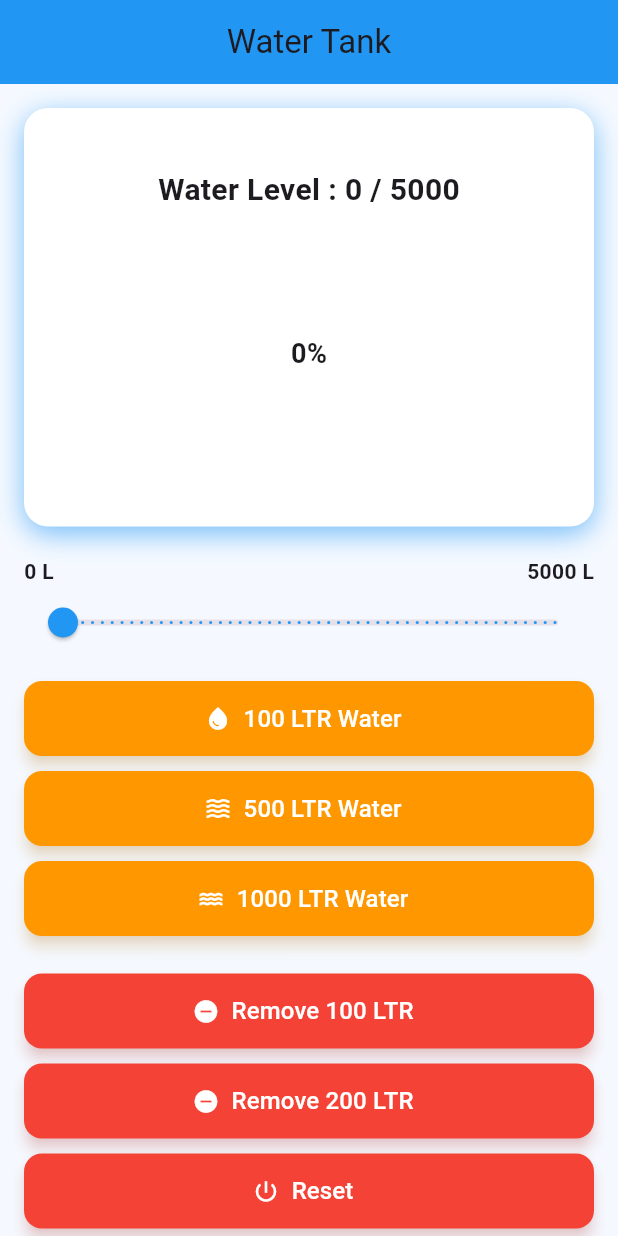
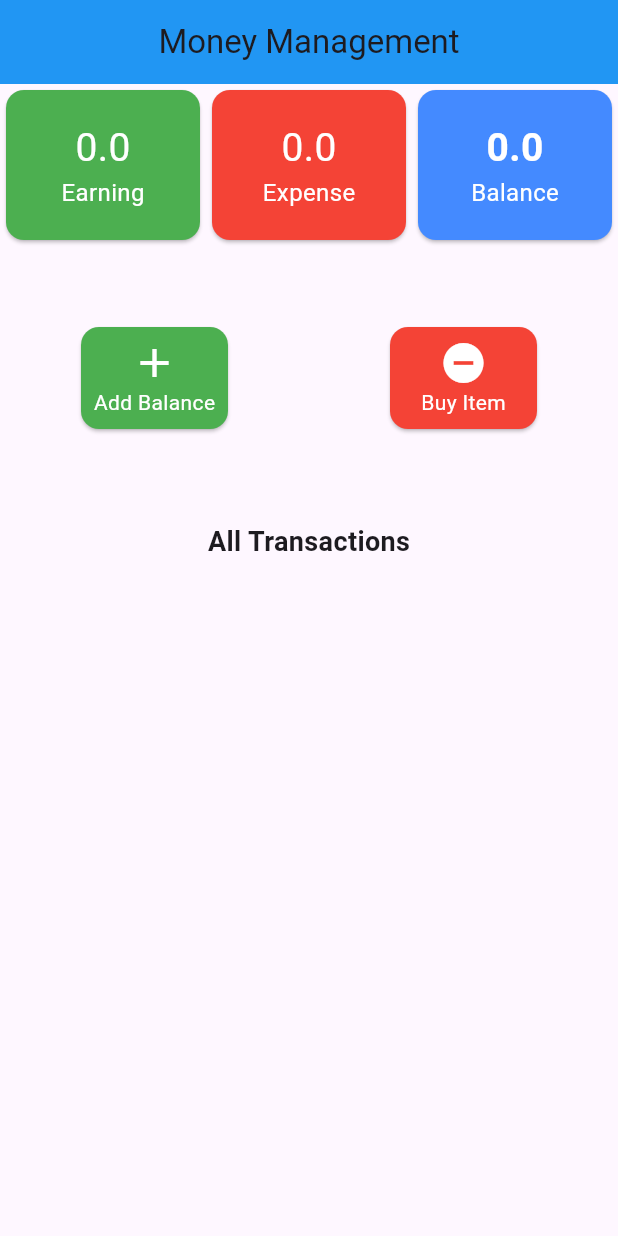
Before and after one commit to Motaher77899/List, a Flutter app: the screen it shows after launch, on a phone screen of 412 x 824 dp. Run offline on Flutter 3.47's test engine with Material 3 defaults, Android fonts, the phone set to English and light mode, and no system bars; drawn by our look-alikes of wave; our stand-ins replace percent_indicator.

Commit message:
MoneyManagement

```diff
--- /dev/null
+++ b/lib/MoneyManagment.dart
@@ -0,0 +1,468 @@
+// import 'package:flutter/material.dart';
+// class MoneyManagment extends StatefulWidget {
+//   const MoneyManagment({super.key});
+//
+//   @override
+//   State<MoneyManagment> createState() => _MoneyManagmentState();
+// }
+//
+// class _MoneyManagmentState extends State<MoneyManagment> with SingleTickerProviderStateMixin{
+//
+//   double _earning = 0;
+//   double _expense = 0;
+//   double _balance = 0;
+//   final List<Map<String, dynamic>> _earningList = [];
+//   final List<Map<String, dynamic>> _expenseList = [];
+//
+//   @override
+//
+//
+//
+//   //Add Balance
+//
+//   void _showAddBalanceDialog() {
+//     final TextEditingController _amountController = TextEditingController();
+//
+//     showDialog(
+//       context: context,
+//       builder: (context) => AlertDialog(
+//         title: const Text("Add Balance"),
+//         content: TextField(
+//           controller: _amountController,
+//           keyboardType: TextInputType.number,
+//           decoration: const InputDecoration(hintText: "Enter amount"),
+//         ),
+//         actions: [
+//           TextButton(
+//             onPressed: () => Navigator.pop(context),
+//             child: const Text("Cancel"),
+//           ),
+//           ElevatedButton(
+//             onPressed: () {
+//               double amount = double.tryParse(_amountController.text) ?? 0;
+//               if (amount > 0) {
+//                 setState(() {
+//                   _balance += amount;
+//                   _earning += amount; // চাইলে শুধু balance-এও রাখতে পারো
+//                 });
+//               }
+//               Navigator.pop(context);
+//             },
+//             child: const Text("Add"),
+//           ),
+//         ],
+//       ),
+//     );
+//   }
+//
+//
+//   //Remove Balance
+//
+//   void _showRemoveBalanceDialog() {
+//     final TextEditingController _amountController = TextEditingController();
+//
+//     showDialog(
+//       context: context,
+//       builder: (context) => AlertDialog(
+//         title: const Text("Remove Balance"),
+//         content: TextField(
+//           controller: _amountController,
+//           keyboardType: TextInputType.number,
+//           decoration: const InputDecoration(hintText: "Enter amount"),
+//         ),
+//         actions: [
+//           TextButton(
+//             onPressed: () => Navigator.pop(context),
+//             child: const Text("Cancel"),
+//           ),
+//           ElevatedButton(
+//             onPressed: () {
+//               double amount = double.tryParse(_amountController.text) ?? 0;
+//               if (amount > 0 && amount <= _balance) {
+//                 setState(() {
+//                   _balance -= amount;
+//                   _expense += amount;
+//                 });
+//               }
+//               Navigator.pop(context);
+//             },
+//             child: const Text("Remove"),
+//           ),
+//         ],
+//       ),
+//     );
+//   }
+//
+//     @override
+//   Widget build(BuildContext context) {
+//     return Scaffold(
+//       appBar: AppBar(
+//
+//         title: const Text("Money Managment"),
+//         backgroundColor: Colors.blue,
+//         centerTitle: true,
+//
+//       ),
+//       body: Column(
+//         children: [
+//           Row(
+//             children: [
+//               _SummaryCard(title: 'Earning', value: _earning, color: Colors.green, fontWeight: FontWeight.normal,  ),
+//               _SummaryCard(title: 'Expense', value: _expense, color: Colors.red, fontWeight:FontWeight.normal ),
+//               _SummaryCard(title: 'Balance', value: _balance, color: Colors.blueAccent, fontWeight: FontWeight.bold)
+//             ],
+//
+//           ),
+//           Row(
+//             children: [
+//               _BalanceCard(icon:Icons.add , title: 'Add Balance', color: Colors.green,onTap: _showAddBalanceDialog),
+//               _BalanceCard(icon:Icons.remove_circle, title: 'Buy Item', color: Colors.red, onTap:_showRemoveBalanceDialog )
+//             ],
+//           ),
+//           _buildList(_earningList, Colors.green, true),
+//           _buildList(_expenseList, Colors.red, false),
+//         ],
+//       ),
+//
+//     );
+//   }
+// }
+// Widget _SummaryCard({required String title,required double value,required Color color,required FontWeight fontWeight }){
+//   return Expanded(
+//     child: Card(
+//       color:color,
+//       child: Padding(
+//         padding: const EdgeInsets.all(20.0),
+//         child: Column(
+//           children: [
+//             Text(value.toString(),style: TextStyle(
+//                 fontSize: 26,
+//                 color: Colors.white,
+//                 fontWeight: fontWeight
+//             )
+//             ),
+//             Text(title,style: TextStyle(
+//                 fontSize: 16,
+//                 color: Colors.white,
+//
+//             ))
+//
+//           ],
+//         ),
+//       ),
+//     ),
+//   );
+//
+//
+// }
+// Widget _BalanceCard({required IconData icon, required String title, required Color color, required VoidCallback onTap}){
+//   return   Expanded(
+//     child: Padding(
+//       padding: const EdgeInsets.all(50.0),
+//       child: InkWell(
+//         onTap: onTap,
+//         child: Card(
+//           color:color,
+//           child: Padding(
+//             padding: const EdgeInsets.all(8.0),
+//             child: Column(
+//               children: [
+//                 Icon(icon,color: Colors.white,size: 32,),
+//                 Text(title,style: TextStyle(color: Colors.white),)
+//               ],
+//             ),
+//           ),
+//         ),
+//       ),
+//     ),
+//   );
+//
+// }
+// Widget _buildList(List<Map<String,dynamic>>items, Color color,bool isEarning){
+//   return Expanded(
+//     child: ListView.builder(
+//         itemCount: items.length,
+//         itemBuilder: (context,index){
+//           return Card(
+//             child: ListTile(
+//               leading: CircleAvatar(
+//                 backgroundColor: color.withOpacity(0.2),
+//               ),
+//               title: Text(items[index]['title']),
+//               subtitle: Text(items[index]['date'].toString()),
+//               trailing: Text(
+//                 '৳ ${items[index]['amount']}',
+//                 style: TextStyle(
+//                     color: color,
+//                     fontWeight: FontWeight.bold
+//                 ),
+//               ),
+//
+//             ),
+//           );
+//         }),
+//   );
+// }
+
+
+import 'package:flutter/material.dart';
+
+class MoneyManagment extends StatefulWidget {
+  const MoneyManagment({super.key});
+
+  @override
+  State<MoneyManagment> createState() => _MoneyManagmentState();
+}
+
+class _MoneyManagmentState extends State<MoneyManagment>
+    with SingleTickerProviderStateMixin {
+  double _earning = 0;
+  double _expense = 0;
+  double _balance = 0;
+  final List<Map<String, dynamic>> _earningList = [];
+  final List<Map<String, dynamic>> _expenseList = [];
+  final List<Map<String, dynamic>> _transactions = []; // merged list
+
+  // Add Balance
+  void _showAddBalanceDialog() {
+    final TextEditingController _amountController = TextEditingController();
+
+    showDialog(
+      context: context,
+      builder: (context) => AlertDialog(
+        title: const Text("Add Balance"),
+        content: TextField(
+          controller: _amountController,
+          keyboardType: TextInputType.number,
+          decoration: const InputDecoration(hintText: "Enter amount"),
+        ),
+        actions: [
+          TextButton(
+            onPressed: () => Navigator.pop(context),
+            child: const Text("Cancel"),
+          ),
+          ElevatedButton(
+            onPressed: () {
+              double amount = double.tryParse(_amountController.text) ?? 0;
+              if (amount > 0) {
+                setState(() {
+                  _balance += amount;
+                  _earning += amount;
+
+                  final newEntry = {
+                    'title': 'Balance Added',
+                    'amount': amount,
+                    'date': DateTime.now().toString().split('.')[0],
+                    'type': 'earning'
+                  };
+
+                  _earningList.add(newEntry);
+                  _transactions.add(newEntry);
+                });
+              }
+              Navigator.pop(context);
+            },
+            child: const Text("Add"),
+          ),
+        ],
+      ),
+    );
+  }
+
+  // Remove Balance
+  void _showRemoveBalanceDialog() {
+    final TextEditingController _amountController = TextEditingController();
+
+    showDialog(
+      context: context,
+      builder: (context) => AlertDialog(
+        title: const Text("Remove Balance"),
+        content: TextField(
+          controller: _amountController,
+          keyboardType: TextInputType.number,
+          decoration: const InputDecoration(hintText: "Enter amount"),
+        ),
+        actions: [
+          TextButton(
+            onPressed: () => Navigator.pop(context),
+            child: const Text("Cancel"),
+          ),
+          ElevatedButton(
+            onPressed: () {
+              double amount = double.tryParse(_amountController.text) ?? 0;
+              if (amount > 0 && amount <= _balance) {
+                setState(() {
+                  _balance -= amount;
+                  _expense += amount;
+
+                  final newEntry = {
+                    'title': 'Item Purchased',
+                    'amount': amount,
+                    'date': DateTime.now().toString().split('.')[0],
+                    'type': 'expense'
+                  };
+
+                  _expenseList.add(newEntry);
+                  _transactions.add(newEntry);
+                });
+              }
+              Navigator.pop(context);
+            },
+            child: const Text("Remove"),
+          ),
+        ],
+      ),
+    );
+  }
+
+  @override
+  Widget build(BuildContext context) {
+    return Scaffold(
+      appBar: AppBar(
+        title: const Text("Money Management"),
+        backgroundColor: Colors.blue,
+        centerTitle: true,
+      ),
+      body: Column(
+        children: [
+          Row(
+            children: [
+              _SummaryCard(
+                  title: 'Earning',
+                  value: _earning,
+                  color: Colors.green,
+                  fontWeight: FontWeight.normal),
+              _SummaryCard(
+                  title: 'Expense',
+                  value: _expense,
+                  color: Colors.red,
+                  fontWeight: FontWeight.normal),
+              _SummaryCard(
+                  title: 'Balance',
+                  value: _balance,
+                  color: Colors.blueAccent,
+                  fontWeight: FontWeight.bold)
+            ],
+          ),
+          Row(
+            children: [
+              _BalanceCard(
+                  icon: Icons.add,
+                  title: 'Add Balance',
+                  color: Colors.green,
+                  onTap: _showAddBalanceDialog),
+              _BalanceCard(
+                  icon: Icons.remove_circle,
+                  title: 'Buy Item',
+                  color: Colors.red,
+                  onTap: _showRemoveBalanceDialog)
+            ],
+          ),
+          const Padding(
+            padding: EdgeInsets.all(8.0),
+            child: Text(
+              "All Transactions",
+              style: TextStyle(fontSize: 18, fontWeight: FontWeight.bold),
+            ),
+          ),
+          _buildTransactionList(_transactions),
+        ],
+      ),
+    );
+  }
+}
+
+// Summary Card
+Widget _SummaryCard(
+    {required String title,
+      required double value,
+      required Color color,
+      required FontWeight fontWeight}) {
+  return Expanded(
+    child: Card(
+      color: color,
+      child: Padding(
+        padding: const EdgeInsets.all(20.0),
+        child: Column(
+          children: [
+            Text(value.toString(),
+                style: TextStyle(
+                    fontSize: 26, color: Colors.white, fontWeight: fontWeight)),
+            Text(title,
+                style: const TextStyle(
+                  fontSize: 16,
+                  color: Colors.white,
+                ))
+          ],
+        ),
+      ),
+    ),
+  );
+}
+
+// Action Buttons
+Widget _BalanceCard(
+    {required IconData icon,
+      required String title,
+      required Color color,
+      required VoidCallback onTap}) {
+  return Expanded(
+    child: Padding(
+      padding: const EdgeInsets.all(50.0),
+      child: InkWell(
+        onTap: onTap,
+        child: Card(
+          color: color,
+          child: Padding(
+            padding: const EdgeInsets.all(8.0),
+            child: Column(
+              children: [
+                Icon(
+                  icon,
+                  color: Colors.white,
+                  size: 32,
+                ),
+                Text(
+                  title,
+                  style: const TextStyle(color: Colors.white),
+                )
+              ],
+            ),
+          ),
+        ),
+      ),
+    ),
+  );
+}
+
+// All Transactions List
+Widget _buildTransactionList(List<Map<String, dynamic>> transactions) {
+  return Expanded(
+    child: ListView.builder(
+      itemCount: transactions.length,
+      itemBuilder: (context, index) {
+        final item = transactions[index];
+        final isEarning = item['type'] == 'earning';
+        final color = isEarning ? Colors.green : Colors.red;
+
+        return Card(
+          child: ListTile(
+            leading: CircleAvatar(
+              backgroundColor: color.withOpacity(0.2),
+              child: Icon(
+                isEarning ? Icons.arrow_downward : Icons.arrow_upward,
+                color: color,
+              ),
+            ),
+            title: Text(item['title']),
+            subtitle: Text(item['date'].toString()),
+            trailing: Text(
+              '৳ ${item['amount']}',
+              style: TextStyle(color: color, fontWeight: FontWeight.bold),
+            ),
+          ),
+        );
+      },
+    ),
+  );
+}
--- a/lib/Travel.dart
+++ b/lib/Travel.dart
@@ -1,6 +1,7 @@
 import 'package:flutter/material.dart';
 import 'package:flutter/services.dart';
 import 'ListScreen.dart';
+import 'food_app.dart';
 
 class TravelHomeScreen extends StatelessWidget {
   final List<Map<String, String>> destinations = [
@@ -224,7 +225,7 @@ class TravelHomeScreen extends StatelessWidget {
             // List আইকনে ট্যাপ করলে নতুন পেজে যাও
             Navigator.push(
               context,
-              MaterialPageRoute(builder: (context) => Listscreen()),
+              MaterialPageRoute(builder: (context) => FoodApp()),
             );
           } else{
             null;
--- a/lib/main.dart
+++ b/lib/main.dart
@@ -8,6 +8,7 @@ import 'package:list/widget/Own_widget.dart';
 
 import 'Football/football_home.dart';
 import 'FullApp.dart';
+import 'MoneyManagment.dart';
 import 'StackFile/stackHeder.dart';
 import 'Travel.dart';
 import 'Water_Tank/WaterTank.dart';
@@ -26,7 +27,7 @@ class MyApp extends StatelessWidget {
   Widget build(BuildContext context) {
     return MaterialApp(
       debugShowCheckedModeBanner: false,
-       home:WaterTankScreen2(),
+       home:MoneyManagment(),
     );
   }
 }
```
Also changed, not shown: lib/ListScreen.dart (+75 -72 lines), lib/TabBar.dart (+3 -5 lines).
